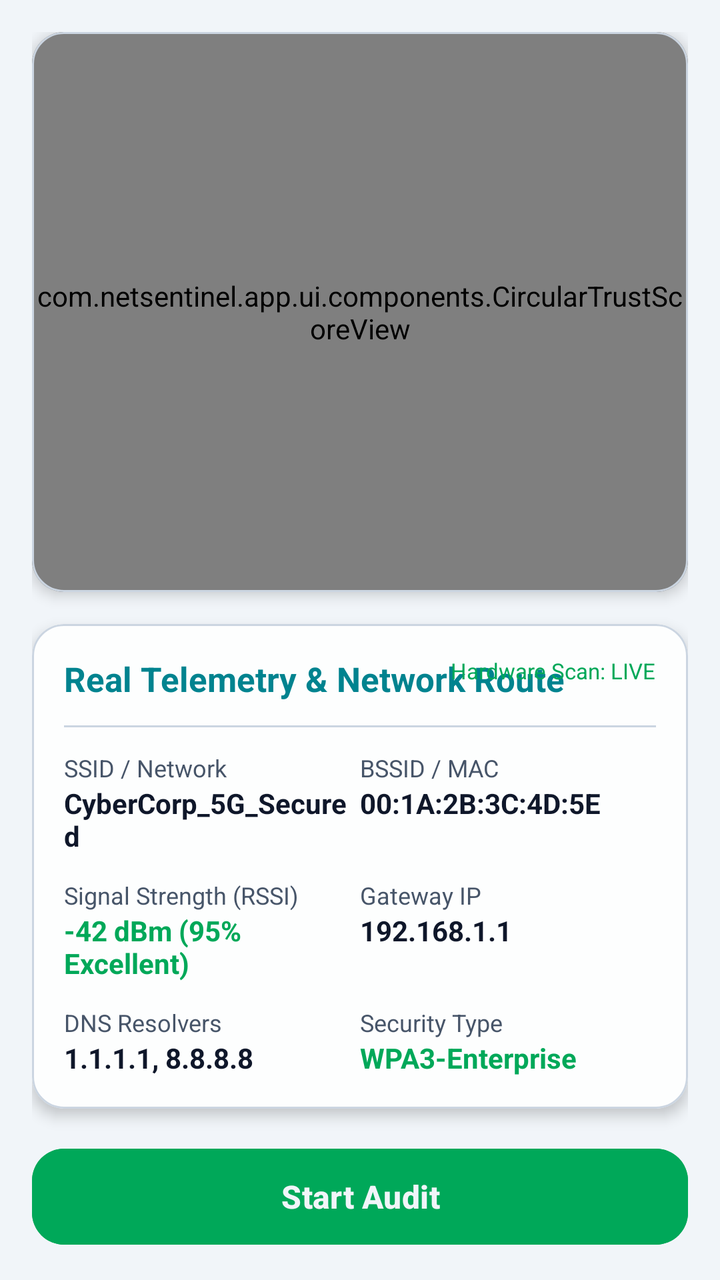
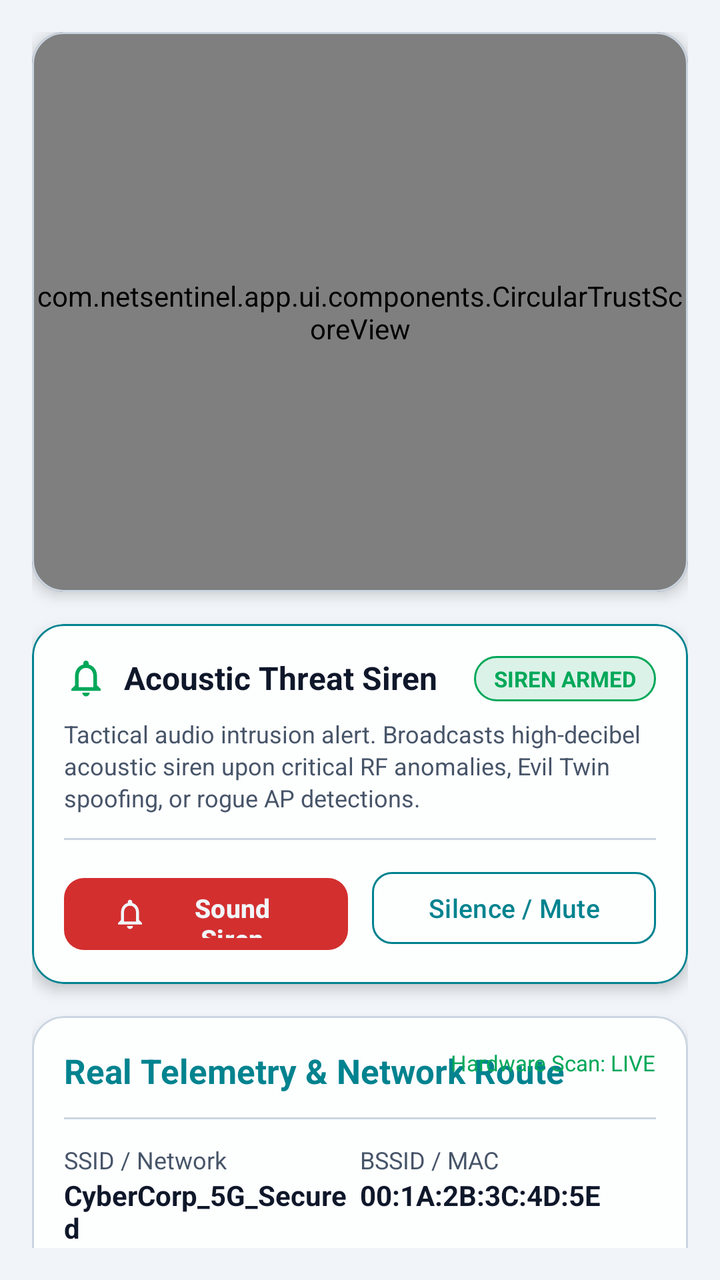

Before-and-after screenshots of an Android layout around one commit, followed by the original layout XML and the change that was made.
<!-- AndroidManifest.xml: application theme Theme.NetSentinel -->
<!-- res/layout/fragment_dashboard.xml -->
<?xml version="1.0" encoding="utf-8"?>
<androidx.core.widget.NestedScrollView xmlns:android="http://schemas.android.com/apk/res/android"
    xmlns:app="http://schemas.android.com/apk/res-auto"
    android:layout_width="match_parent"
    android:layout_height="match_parent"
    android:background="@color/bg_dark_navy"
    android:padding="16dp">

    <LinearLayout
        android:layout_width="match_parent"
        android:layout_height="wrap_content"
        android:orientation="vertical">

        
        <com.google.android.material.card.MaterialCardView
            style="@style/CyberCard"
            android:layout_width="match_parent"
            android:layout_height="280dp">

            <com.netsentinel.app.ui.components.CircularTrustScoreView
                android:id="@+id/trust_score_view"
                android:layout_width="match_parent"
                android:layout_height="match_parent"
                android:layout_gravity="center" />

        </com.google.android.material.card.MaterialCardView>

        
        <com.google.android.material.card.MaterialCardView
            style="@style/CyberCard"
            android:layout_width="match_parent"
            android:layout_height="wrap_content"
            android:layout_marginTop="16dp"
            app:cardPreventCornerOverlap="false">

            <LinearLayout
                android:layout_width="match_parent"
                android:layout_height="wrap_content"
                android:orientation="vertical"
                android:padding="16dp">

                <RelativeLayout
                    android:layout_width="match_parent"
                    android:layout_height="wrap_content">

                    <TextView
                        android:layout_width="wrap_content"
                        android:layout_height="wrap_content"
                        android:text="Real Telemetry &amp; Network Route"
                        android:textColor="@color/cyber_cyan"
                        android:textSize="17sp"
                        android:textStyle="bold" />

                    <TextView
                        android:id="@+id/tv_last_scan"
                        android:layout_width="wrap_content"
                        android:layout_height="wrap_content"
                        android:layout_alignParentEnd="true"
                        android:text="Hardware Scan: LIVE"
                        android:textColor="@color/neon_green"
                        android:textSize="11sp" />

                </RelativeLayout>

                <View
                    android:layout_width="match_parent"
                    android:layout_height="1dp"
                    android:layout_marginVertical="12dp"
                    android:background="@color/surface_border_glow" />

                <GridLayout
                    android:layout_width="match_parent"
                    android:layout_height="wrap_content"
                    android:columnCount="2"
                    android:rowCount="4">

                    <LinearLayout
                        android:layout_width="0dp"
                        android:layout_height="wrap_content"
                        android:layout_columnWeight="1"
                        android:orientation="vertical">

                        <TextView
                            android:layout_width="wrap_content"
                            android:layout_height="wrap_content"
                            android:text="SSID / Network"
                            android:textColor="@color/text_secondary"
                            android:textSize="12sp" />

                        <TextView
                            android:id="@+id/tv_ssid"
                            android:layout_width="wrap_content"
                            android:layout_height="wrap_content"
                            android:text="CyberCorp_5G_Secured"
                            android:textColor="@color/text_primary"
                            android:textSize="14sp"
                            android:textStyle="bold" />

                    </LinearLayout>

                    <LinearLayout
                        android:layout_width="0dp"
                        android:layout_height="wrap_content"
                        android:layout_columnWeight="1"
                        android:orientation="vertical">

                        <TextView
                            android:layout_width="wrap_content"
                            android:layout_height="wrap_content"
                            android:text="BSSID / MAC"
                            android:textColor="@color/text_secondary"
                            android:textSize="12sp" />

                        <TextView
                            android:id="@+id/tv_bssid"
                            android:layout_width="wrap_content"
                            android:layout_height="wrap_content"
                            android:text="00:1A:2B:3C:4D:5E"
                            android:textColor="@color/text_primary"
                            android:textSize="14sp"
                            android:textStyle="bold" />

                    </LinearLayout>

                    <LinearLayout
                        android:layout_width="0dp"
                        android:layout_height="wrap_content"
                        android:layout_columnWeight="1"
                        android:layout_marginTop="12dp"
                        android:orientation="vertical">

                        <TextView
                            android:layout_width="wrap_content"
                            android:layout_height="wrap_content"
                            android:text="Signal Strength (RSSI)"
                            android:textColor="@color/text_secondary"
                            android:textSize="12sp" />

                        <TextView
                            android:id="@+id/tv_rssi"
                            android:layout_width="wrap_content"
                            android:layout_height="wrap_content"
                            android:text="-42 dBm (95% Excellent)"
                            android:textColor="@color/neon_green"
                            android:textSize="14sp"
                            android:textStyle="bold" />

                    </LinearLayout>

                    <LinearLayout
                        android:layout_width="0dp"
                        android:layout_height="wrap_content"
                        android:layout_columnWeight="1"
                        android:layout_marginTop="12dp"
                        android:orientation="vertical">

                        <TextView
                            android:layout_width="wrap_content"
                            android:layout_height="wrap_content"
                            android:text="Gateway IP"
                            android:textColor="@color/text_secondary"
                            android:textSize="12sp" />

                        <TextView
                            android:id="@+id/tv_gateway"
                            android:layout_width="wrap_content"
                            android:layout_height="wrap_content"
                            android:text="192.168.1.1"
                            android:textColor="@color/text_primary"
                            android:textSize="14sp"
                            android:textStyle="bold" />

                    </LinearLayout>

                    <LinearLayout
                        android:layout_width="0dp"
                        android:layout_height="wrap_content"
                        android:layout_columnWeight="1"
                        android:layout_marginTop="12dp"
                        android:orientation="vertical">

                        <TextView
                            android:layout_width="wrap_content"
                            android:layout_height="wrap_content"
                            android:text="DNS Resolvers"
                            android:textColor="@color/text_secondary"
                            android:textSize="12sp" />

                        <TextView
                            android:id="@+id/tv_dns"
                            android:layout_width="wrap_content"
                            android:layout_height="wrap_content"
                            android:text="1.1.1.1, 8.8.8.8"
                            android:textColor="@color/text_primary"
                            android:textSize="14sp"
                            android:textStyle="bold" />

                    </LinearLayout>

                    <LinearLayout
                        android:layout_width="0dp"
                        android:layout_height="wrap_content"
                        android:layout_columnWeight="1"
                        android:layout_marginTop="12dp"
                        android:orientation="vertical">

                        <TextView
                            android:layout_width="wrap_content"
                            android:layout_height="wrap_content"
                            android:text="Security Type"
                            android:textColor="@color/text_secondary"
                            android:textSize="12sp" />

                        <TextView
                            android:id="@+id/tv_security"
                            android:layout_width="wrap_content"
                            android:layout_height="wrap_content"
                            android:text="WPA3-Enterprise"
                            android:textColor="@color/neon_green"
                            android:textSize="14sp"
                            android:textStyle="bold" />

                    </LinearLayout>

                </GridLayout>

            </LinearLayout>

        </com.google.android.material.card.MaterialCardView>

        
        <LinearLayout
            android:layout_width="match_parent"
            android:layout_height="wrap_content"
            android:layout_marginTop="16dp"
            android:layout_marginBottom="72dp"
            android:orientation="vertical">

            <com.google.android.material.button.MaterialButton
                android:id="@+id/btn_start_audit"
                style="@style/Widget.Material3.Button"
                android:layout_width="match_parent"
                android:layout_height="56dp"
                android:backgroundTint="@color/neon_green"
                android:text="@string/btn_start_audit"
                android:textColor="@color/bg_dark_navy"
                android:textSize="16sp"
                android:textStyle="bold"
                app:cornerRadius="16dp" />

            <LinearLayout
                android:layout_width="match_parent"
                android:layout_height="wrap_content"
                android:layout_marginTop="12dp"
                android:orientation="horizontal">

                <com.google.android.material.button.MaterialButton
                    android:id="@+id/btn_hunt_mode"
                    style="@style/Widget.Material3.Button.OutlinedButton"
                    android:layout_width="0dp"
                    android:layout_height="52dp"
                    android:layout_marginEnd="6dp"
                    android:layout_weight="1"
                    android:text="@string/btn_hunt_mode"
                    android:textColor="@color/cyber_cyan"
                    app:cornerRadius="16dp"
                    app:strokeColor="@color/cyber_cyan" />

                <com.google.android.material.button.MaterialButton
                    android:id="@+id/btn_view_map"
                    style="@style/Widget.Material3.Button.OutlinedButton"
                    android:layout_width="0dp"
                    android:layout_height="52dp"
                    android:layout_marginStart="6dp"
                    android:layout_weight="1"
                    android:text="@string/btn_view_threat_map"
                    android:textColor="@color/neon_green"
                    app:cornerRadius="16dp"
                    app:strokeColor="@color/neon_green" />

            </LinearLayout>

        </LinearLayout>

    </LinearLayout>

</androidx.core.widget.NestedScrollView>
<!-- resources referenced by this layout -->
<resources>
  <color name="bg_dark_navy">#F1F5F9</color>
  <color name="cyber_cyan">#00838F</color>
  <color name="neon_green">#00A859</color>
  <color name="surface_border_glow">#CBD5E1</color>
  <color name="text_primary">#0F172A</color>
  <color name="text_secondary">#475569</color>
  <string name="btn_hunt_mode">Hunt Mode</string>
  <string name="btn_start_audit">Start Audit</string>
  <string name="btn_view_threat_map">View Threat Map</string>
  <style name="CyberCard">
          <item name="cardBackgroundColor">@color/surface_dark_card</item>
          <item name="cardCornerRadius">16dp</item>
          <item name="cardElevation">4dp</item>
          <item name="strokeColor">@color/surface_border_glow</item>
          <item name="strokeWidth">1dp</item>
      </style>
  <style name="Theme.NetSentinel" parent="Theme.Material3.DayNight.NoActionBar">
          
          <item name="colorPrimary">@color/bg_dark_navy</item>
          <item name="colorOnPrimary">@color/text_primary</item>
          <item name="colorSecondary">@color/neon_green</item>
          <item name="colorOnSecondary">@color/bg_dark_navy</item>
          <item name="colorTertiary">@color/cyber_cyan</item>
  
          
          <item name="android:statusBarColor">@color/bg_dark_navy</item>
          <item name="android:navigationBarColor">@color/bg_dark_navy</item>
          <item name="android:windowBackground">@color/bg_dark_navy</item>
  
          
          <item name="colorSurface">@color/surface_dark_card</item>
          <item name="colorOnSurface">@color/text_primary</item>
          <item name="colorSurfaceVariant">@color/surface_card_elevated</item>
          <item name="colorOnSurfaceVariant">@color/text_secondary</item>
          
          <item name="colorError">@color/alert_red</item>
          <item name="colorOnError">@color/text_primary</item>
      </style>
  <color name="surface_dark_card">#FFFFFF</color>
  <color name="surface_card_elevated">#E2E8F0</color>
  <color name="alert_red">#D32F2F</color>
</resources>

<!-- the commit's change to res/layout/fragment_dashboard.xml (unified diff, before → after) -->
@@ -22,6 +22,126 @@
                 android:layout_width="match_parent"
                 android:layout_height="match_parent"
                 android:layout_gravity="center" />
+
+        </com.google.android.material.card.MaterialCardView>
+
+        
+        <com.google.android.material.card.MaterialCardView
+            android:id="@+id/card_acoustic_siren"
+            style="@style/CyberCard"
+            android:layout_width="match_parent"
+            android:layout_height="wrap_content"
+            android:layout_marginTop="16dp"
+            app:cardPreventCornerOverlap="false"
+            app:strokeColor="@color/cyber_cyan"
+            app:strokeWidth="1dp">
+
+            <LinearLayout
+                android:layout_width="match_parent"
+                android:layout_height="wrap_content"
+                android:orientation="vertical"
+                android:padding="16dp">
+
+                <RelativeLayout
+                    android:layout_width="match_parent"
+                    android:layout_height="wrap_content">
+
+                    <LinearLayout
+                        android:layout_width="wrap_content"
+                        android:layout_height="wrap_content"
+                        android:gravity="center_vertical"
+                        android:orientation="horizontal">
+
+                        <ImageView
+                            android:id="@+id/iv_siren_icon"
+                            android:layout_width="22dp"
+                            android:layout_height="22dp"
+                            android:src="@drawable/ic_siren"
+                            app:tint="@color/neon_green"
+                            android:contentDescription="Siren Alarm Icon" />
+
+                        <TextView
+                            android:id="@+id/tv_siren_title"
+                            android:layout_width="wrap_content"
+                            android:layout_height="wrap_content"
+                            android:layout_marginStart="8dp"
+                            android:text="Acoustic Threat Siren"
+                            android:textColor="@color/text_primary"
+                            android:textSize="16sp"
+                            android:textStyle="bold" />
+                    </LinearLayout>
+
+                    <TextView
+                        android:id="@+id/tv_siren_status_badge"
+                        android:layout_width="wrap_content"
+                        android:layout_height="wrap_content"
+                        android:layout_alignParentEnd="true"
+                        android:background="@drawable/bg_badge_secure"
+                        android:paddingHorizontal="10dp"
+                        android:paddingVertical="4dp"
+                        android:text="SIREN ARMED"
+                        android:textColor="@color/neon_green"
+                        android:textSize="11sp"
+                        android:textStyle="bold" />
+
+                </RelativeLayout>
+
+                <TextView
+                    android:id="@+id/tv_siren_desc"
+                    android:layout_width="match_parent"
+                    android:layout_height="wrap_content"
+                    android:layout_marginTop="8dp"
+                    android:text="Tactical audio intrusion alert. Broadcasts high-decibel acoustic siren upon critical RF anomalies, Evil Twin spoofing, or rogue AP detections."
+                    android:textColor="@color/text_secondary"
+                    android:textSize="12sp"
+                    android:lineSpacingExtra="2dp" />
+
+                <View
+                    android:layout_width="match_parent"
+                    android:layout_height="1dp"
+                    android:layout_marginVertical="12dp"
+                    android:background="@color/surface_border_glow" />
+
+                <LinearLayout
+                    android:layout_width="match_parent"
+                    android:layout_height="wrap_content"
+                    android:orientation="horizontal">
+
+                    
+                    <com.google.android.material.button.MaterialButton
+                        android:id="@+id/btn_sound_siren"
+                        style="@style/Widget.Material3.Button"
+                        android:layout_width="0dp"
+                        android:layout_height="44dp"
+                        android:layout_weight="1"
+                        android:layout_marginEnd="6dp"
+                        android:text="Sound Siren"
+                        android:textColor="@color/bg_dark_navy"
+                        android:textSize="13sp"
+                        android:textStyle="bold"
+                        app:backgroundTint="@color/alert_red"
+                        app:cornerRadius="10dp"
+                        app:icon="@drawable/ic_siren"
+                        app:iconSize="18dp"
+                        app:iconTint="@color/bg_dark_navy" />
+
+                    
+                    <com.google.android.material.button.MaterialButton
+                        android:id="@+id/btn_silence_siren"
+                        style="@style/Widget.Material3.Button.OutlinedButton"
+                        android:layout_width="0dp"
+                        android:layout_height="44dp"
+                        android:layout_weight="1"
+                        android:layout_marginStart="6dp"
+                        android:text="Silence / Mute"
+                        android:textColor="@color/cyber_cyan"
+                        android:textSize="13sp"
+                        app:cornerRadius="10dp"
+                        app:strokeColor="@color/cyber_cyan" />
+
+                </LinearLayout>
+
+            </LinearLayout>
 
         </com.google.android.material.card.MaterialCardView>
 
<!-- resource entries referenced after the edit -->
@@ -6,6 +6,26 @@
   <color name="surface_border_glow">#CBD5E1</color>
   <color name="text_primary">#0F172A</color>
   <color name="text_secondary">#475569</color>
+  <!-- drawable bg_badge_secure (drawable) -->
+  <?xml version="1.0" encoding="utf-8"?>
+  <shape xmlns:android="http://schemas.android.com/apk/res/android"
+      android:shape="rectangle">
+      <solid android:color="@color/neon_green_alpha20" />
+      <corners android:radius="20dp" />
+      <stroke
+          android:width="1dp"
+          android:color="@color/neon_green" />
+  </shape>
+  <!-- drawable ic_siren (drawable) -->
+  <vector xmlns:android="http://schemas.android.com/apk/res/android"
+      android:width="24dp"
+      android:height="24dp"
+      android:viewportWidth="24"
+      android:viewportHeight="24">
+      <path
+          android:fillColor="#00E676"
+          android:pathData="M12,22c1.1,0 2,-0.9 2,-2h-4c0,1.1 0.9,2 2,2zm6,-6v-5c0,-3.07 -1.63,-5.64 -4.5,-6.32V4c0,-0.83 -0.67,-1.5 -1.5,-1.5s-1.5,0.67 -1.5,1.5v0.68C7.64,5.36 6,7.92 6,11v5l-2,2v1h16v-1l-2,-2zm-2,1H8v-6c0,-2.48 1.51,-4.5 4,-4.5s4,2.02 4,4.5v6z"/>
+  </vector>
   <string name="btn_hunt_mode">Hunt Mode</string>
   <string name="btn_start_audit">Start Audit</string>
   <string name="btn_view_threat_map">View Threat Map</string>
@@ -38,6 +58,7 @@
           <item name="colorError">@color/alert_red</item>
           <item name="colorOnError">@color/text_primary</item>
       </style>
+  <color name="neon_green_alpha20">#2200A859</color>
   <color name="surface_dark_card">#FFFFFF</color>
   <color name="surface_card_elevated">#E2E8F0</color>
   <color name="alert_red">#D32F2F</color>
